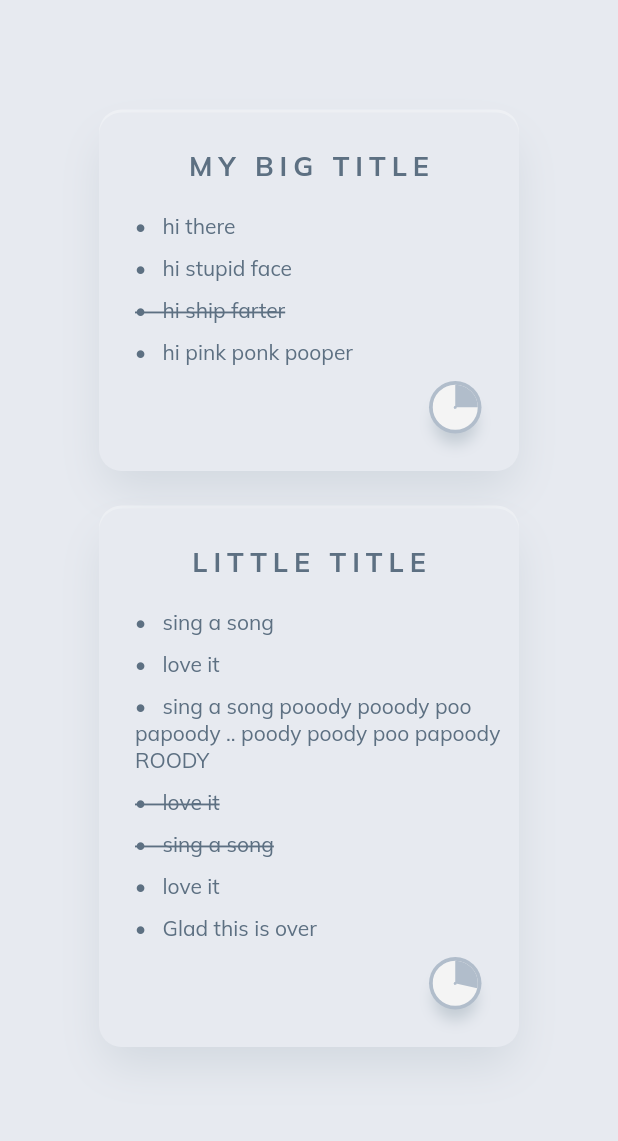
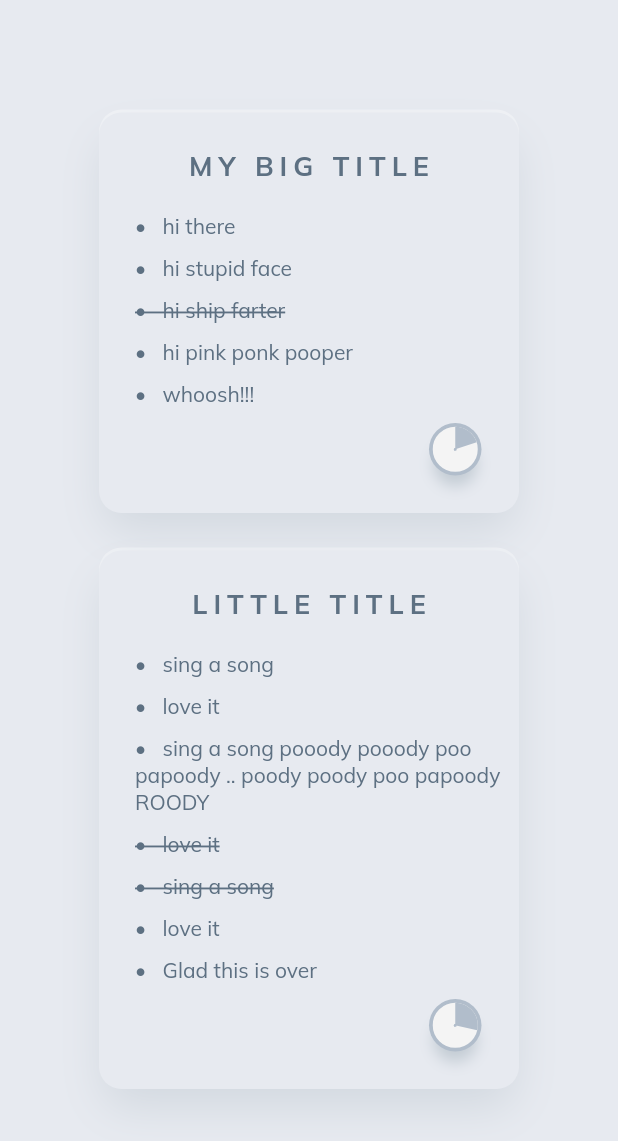
Before and after one commit to contrite/lists, a Flutter app: the screen it shows after launch, on a phone screen of 412 x 824 dp. Shown: the top 1141 px of the screen. Run offline on Flutter 3.47's test engine with Material 2 defaults, Android fonts, the phone set to English and light mode, and no system bars; drawn by our look-alikes of percent_indicator; our stand-ins replace google_fonts.

Commit message:
added one ItemModel to homepage

```diff
--- a/lib/homepage.dart
+++ b/lib/homepage.dart
@@ -43,6 +43,7 @@ class _HomePageState extends State<HomePage> {
                     ItemModel(isDone: false, title: 'hi stupid face'),
                     ItemModel(isDone: true, title: 'hi ship farter'),
                     ItemModel(isDone: false, title: 'hi pink ponk pooper'),
+                    ItemModel(isDone: false, title: 'whoosh!!!'),
                   ],
                 ),
                 const SizedBox(height: 25),
```
